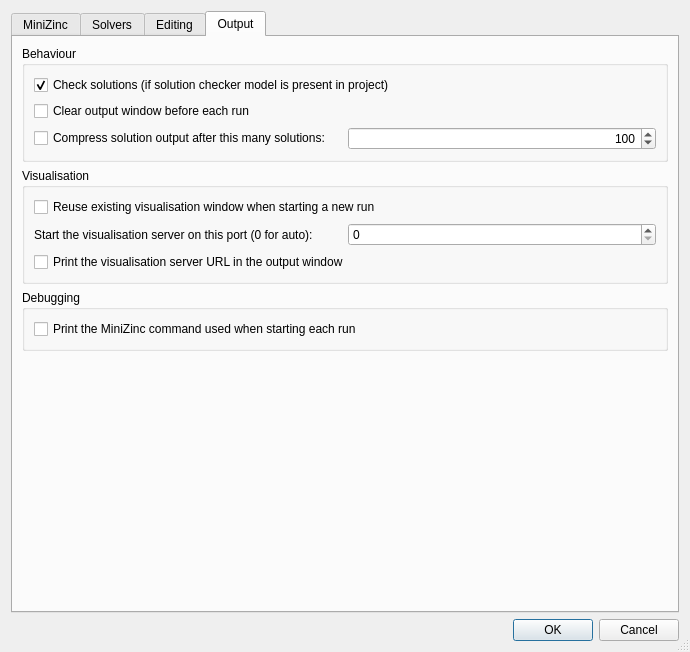
This is MiniZincIDE/preferencesdialog.ui in MiniZinc/MiniZincIDE as Qt 5 draws it before an edit. The edited form follows.
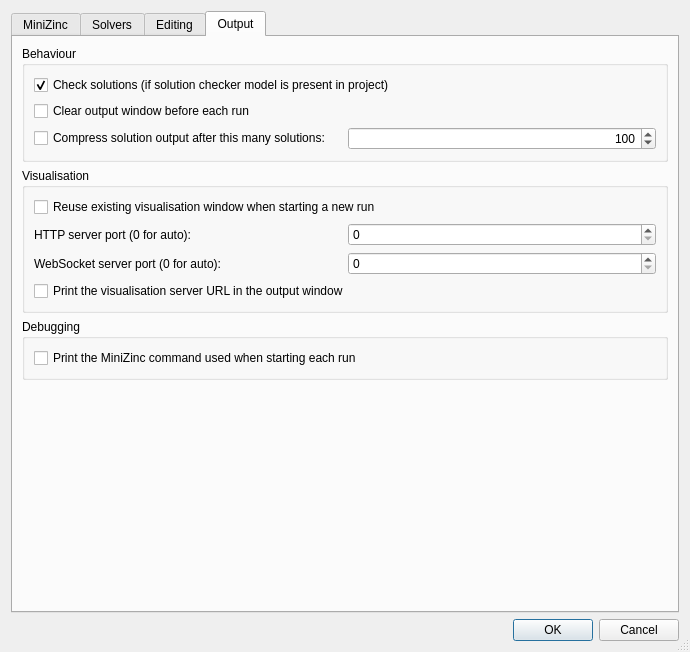
This is the edited form. The open tabs and pages were chosen to show the change.

Commit message: Allow control of all visualisation server ports

Diff of the .ui file:
```diff
--- a/MiniZincIDE/preferencesdialog.ui
+++ b/MiniZincIDE/preferencesdialog.ui
@@ -794,6 +794,8 @@
          <property name="title">
           <string>Visualisation</string>
          </property>
+         <layout class="QVBoxLayout" name="verticalLayout_16">
+          <item>
          <layout class="QGridLayout" name="gridLayout_6">
           <item row="0" column="0" colspan="2">
            <widget class="QCheckBox" name="reuseVis_checkBox">
@@ -805,7 +807,7 @@
           <item row="1" column="0">
            <widget class="QLabel" name="label_17">
             <property name="text">
-             <string>Start the visualisation server on this port (0 for auto):</string>
+               <string>HTTP server port (0 for auto):</string>
             </property>
            </widget>
           </item>
@@ -816,12 +818,28 @@
             </property>
            </widget>
           </item>
-          <item row="2" column="0" colspan="2">
+            <item row="2" column="0">
+             <widget class="QLabel" name="label_19">
+              <property name="text">
+               <string>WebSocket server port (0 for auto):</string>
+              </property>
+             </widget>
+            </item>
+            <item row="2" column="1">
+             <widget class="QSpinBox" name="visWsPort_spinBox">
+              <property name="maximum">
+               <number>65535</number>
+              </property>
+             </widget>
+            </item>
+            <item row="3" column="0" colspan="2">
            <widget class="QCheckBox" name="visUrl_checkBox">
             <property name="text">
              <string>Print the visualisation server URL in the output window</string>
             </property>
            </widget>
+            </item>
+           </layout>
           </item>
          </layout>
         </widget>
```
Lines whose indentation alone changed are shown as unchanged. The commit also changes 4 other files.
